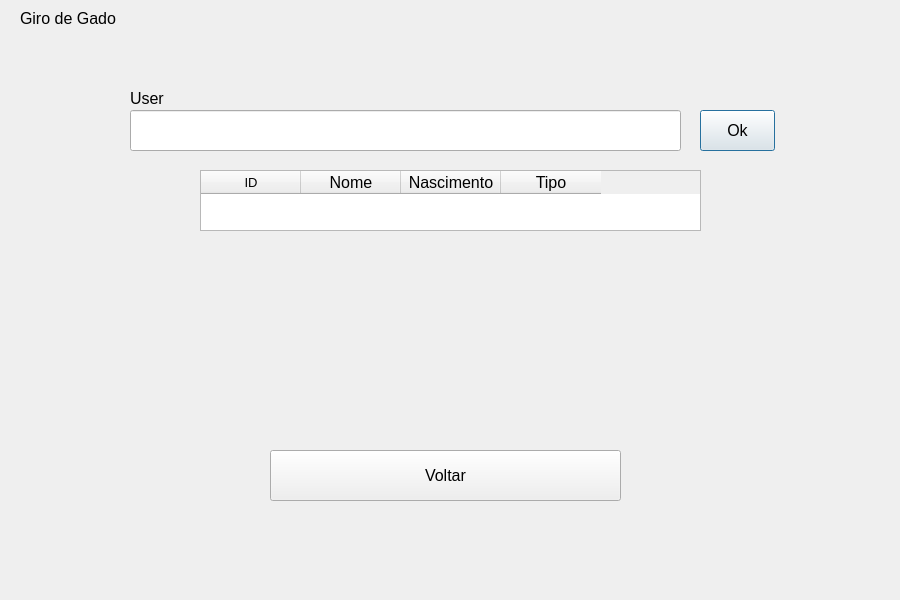
Old version of the form gui/views/userqueryscreen.ui in the repository MaceGabriel/GiroDeGado.
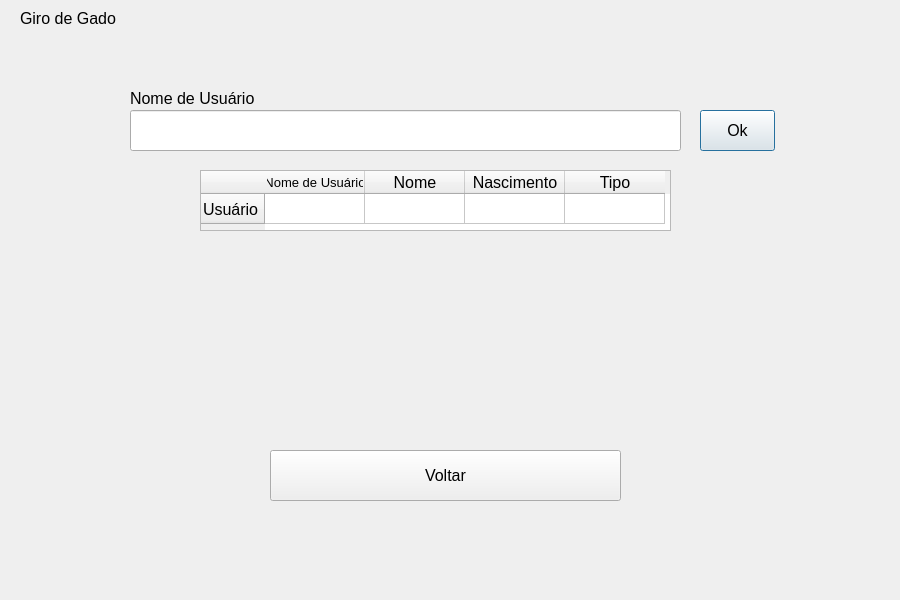
New version of the form.

What changed in the file:
```diff
--- a/gui/views/userqueryscreen.ui
+++ b/gui/views/userqueryscreen.ui
@@ -51,7 +51,7 @@
     <rect>
      <x>200</x>
      <y>170</y>
-     <width>501</width>
+     <width>471</width>
      <height>61</height>
     </rect>
    </property>
@@ -60,9 +60,14 @@
      <pointsize>12</pointsize>
     </font>
    </property>
+   <row>
+    <property name="text">
+     <string>Usuário</string>
+    </property>
+   </row>
    <column>
     <property name="text">
-     <string>ID</string>
+     <string>Nome de Usuário</string>
     </property>
     <property name="font">
      <font>
@@ -85,13 +90,45 @@
      <string>Tipo</string>
     </property>
    </column>
+   <item row="0" column="0">
+    <property name="text">
+     <string/>
+    </property>
+    <property name="flags">
+     <set>ItemIsSelectable|ItemIsDragEnabled|ItemIsDropEnabled|ItemIsUserCheckable|ItemIsEnabled</set>
+    </property>
+   </item>
+   <item row="0" column="1">
+    <property name="text">
+     <string/>
+    </property>
+    <property name="flags">
+     <set>ItemIsSelectable|ItemIsDragEnabled|ItemIsDropEnabled|ItemIsUserCheckable|ItemIsEnabled</set>
+    </property>
+   </item>
+   <item row="0" column="2">
+    <property name="text">
+     <string/>
+    </property>
+    <property name="flags">
+     <set>ItemIsSelectable|ItemIsDragEnabled|ItemIsDropEnabled|ItemIsUserCheckable|ItemIsEnabled</set>
+    </property>
+   </item>
+   <item row="0" column="3">
+    <property name="text">
+     <string/>
+    </property>
+    <property name="flags">
+     <set>ItemIsSelectable|ItemIsDragEnabled|ItemIsDropEnabled|ItemIsUserCheckable|ItemIsEnabled</set>
+    </property>
+   </item>
   </widget>
   <widget class="QLabel" name="labelUser">
    <property name="geometry">
     <rect>
      <x>130</x>
      <y>90</y>
-     <width>121</width>
+     <width>171</width>
      <height>16</height>
     </rect>
    </property>
@@ -101,7 +138,7 @@
     </font>
    </property>
    <property name="text">
-    <string>User</string>
+    <string>Nome de Usuário</string>
    </property>
   </widget>
   <widget class="QLabel" name="labelTitle">
```
Left out of the diff: 4 changed lines with no effect on the pictures.
